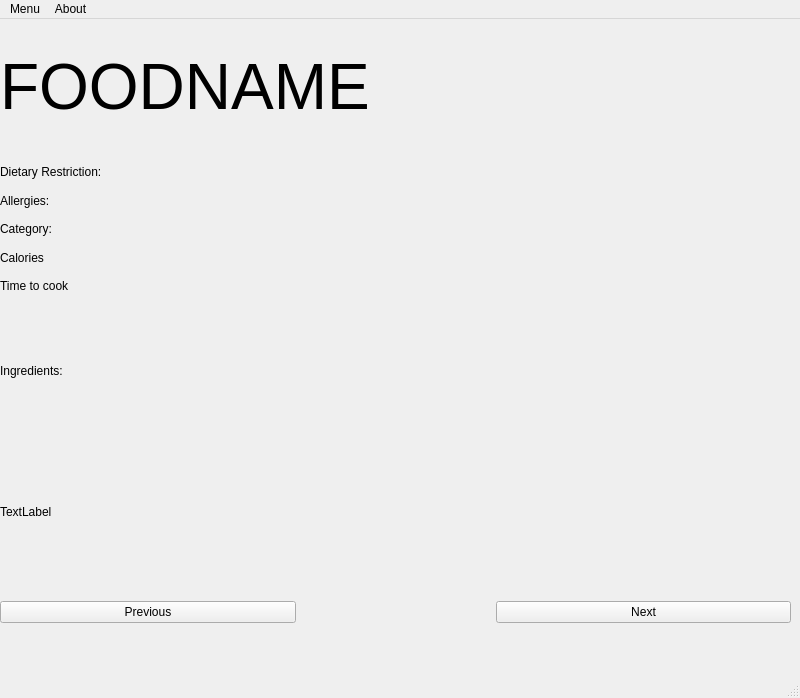
Before: the Qt Designer form mainwindow.ui in MarkHarrison03/RecipeApp, drawn with Qt 5.
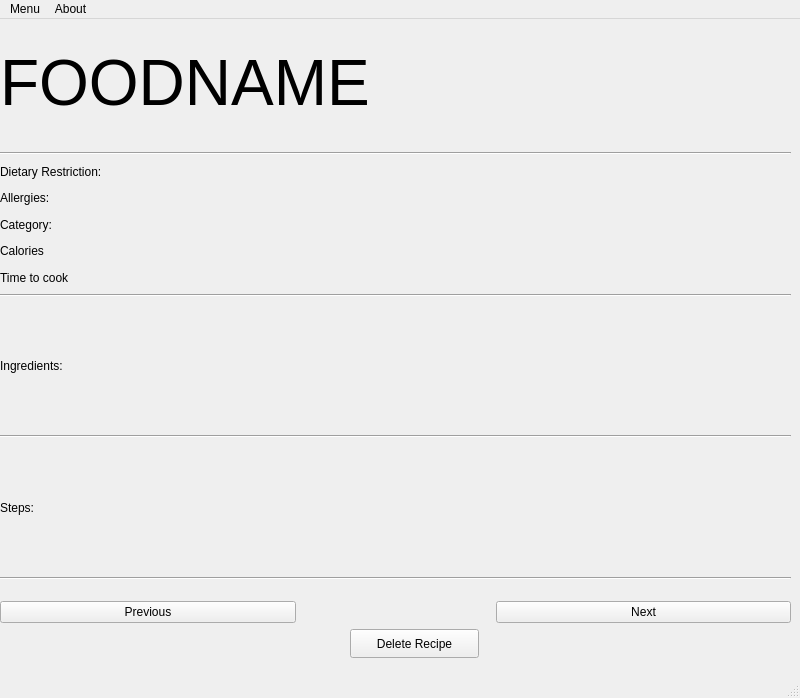
After: the same form once the commit is applied.

Diff of the .ui file:
```diff
--- a/mainwindow.ui
+++ b/mainwindow.ui
@@ -24,13 +24,6 @@
      </rect>
     </property>
     <layout class="QGridLayout" name="gridLayout">
-     <item row="4" column="0">
-      <widget class="QLabel" name="label_Ingredients">
-       <property name="text">
-        <string>Ingredients: </string>
-       </property>
-      </widget>
-     </item>
      <item row="1" column="0">
       <layout class="QHBoxLayout" name="horizontalLayout_2">
        <item>
@@ -47,7 +40,7 @@
        </item>
       </layout>
      </item>
-     <item row="2" column="0">
+     <item row="3" column="0">
       <layout class="QVBoxLayout" name="verticalLayout">
        <item>
         <widget class="QLabel" name="DietLabel">
@@ -86,7 +79,35 @@
        </item>
       </layout>
      </item>
+     <item row="2" column="0">
+      <widget class="Line" name="line">
+       <property name="orientation">
+        <enum>Qt::Horizontal</enum>
+       </property>
+      </widget>
+     </item>
      <item row="6" column="0">
+      <widget class="Line" name="line_3">
+       <property name="orientation">
+        <enum>Qt::Horizontal</enum>
+       </property>
+      </widget>
+     </item>
+     <item row="7" column="0">
+      <widget class="QLabel" name="label_steps">
+       <property name="text">
+        <string>Steps:</string>
+       </property>
+      </widget>
+     </item>
+     <item row="4" column="0">
+      <widget class="Line" name="line_2">
+       <property name="orientation">
+        <enum>Qt::Horizontal</enum>
+       </property>
+      </widget>
+     </item>
+     <item row="9" column="0">
       <layout class="QHBoxLayout" name="horizontalLayout">
        <property name="spacing">
         <number>200</number>
@@ -114,14 +135,34 @@
       </layout>
      </item>
      <item row="5" column="0">
-      <widget class="QLabel" name="label_Ingredient">
+      <widget class="QLabel" name="label_Ingredients">
        <property name="text">
-        <string>TextLabel</string>
+        <string>Ingredients: </string>
+       </property>
+      </widget>
+     </item>
+     <item row="8" column="0">
+      <widget class="Line" name="line_4">
+       <property name="orientation">
+        <enum>Qt::Horizontal</enum>
        </property>
       </widget>
      </item>
     </layout>
    </widget>
+   <widget class="QPushButton" name="pushButton_3">
+    <property name="geometry">
+     <rect>
+      <x>350</x>
+      <y>610</y>
+      <width>129</width>
+      <height>29</height>
+     </rect>
+    </property>
+    <property name="text">
+     <string>Delete Recipe</string>
+    </property>
+   </widget>
   </widget>
   <widget class="QMenuBar" name="menubar">
    <property name="geometry">
```
Left out of the diff: 1 changed line with no effect on the pictures.
